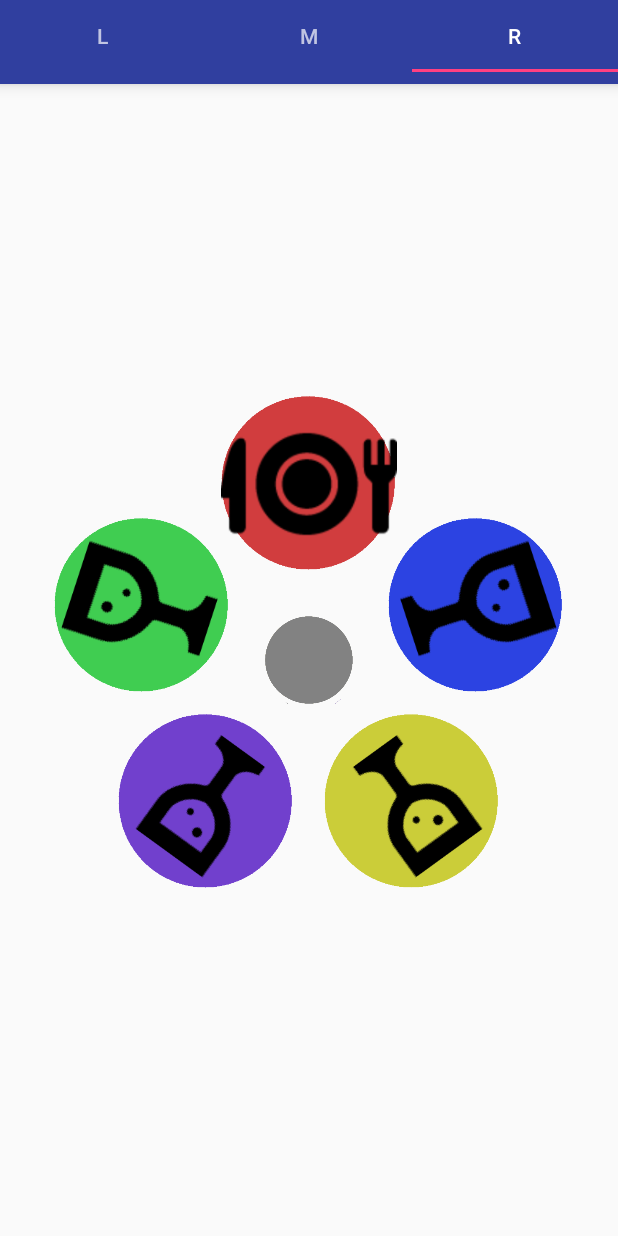
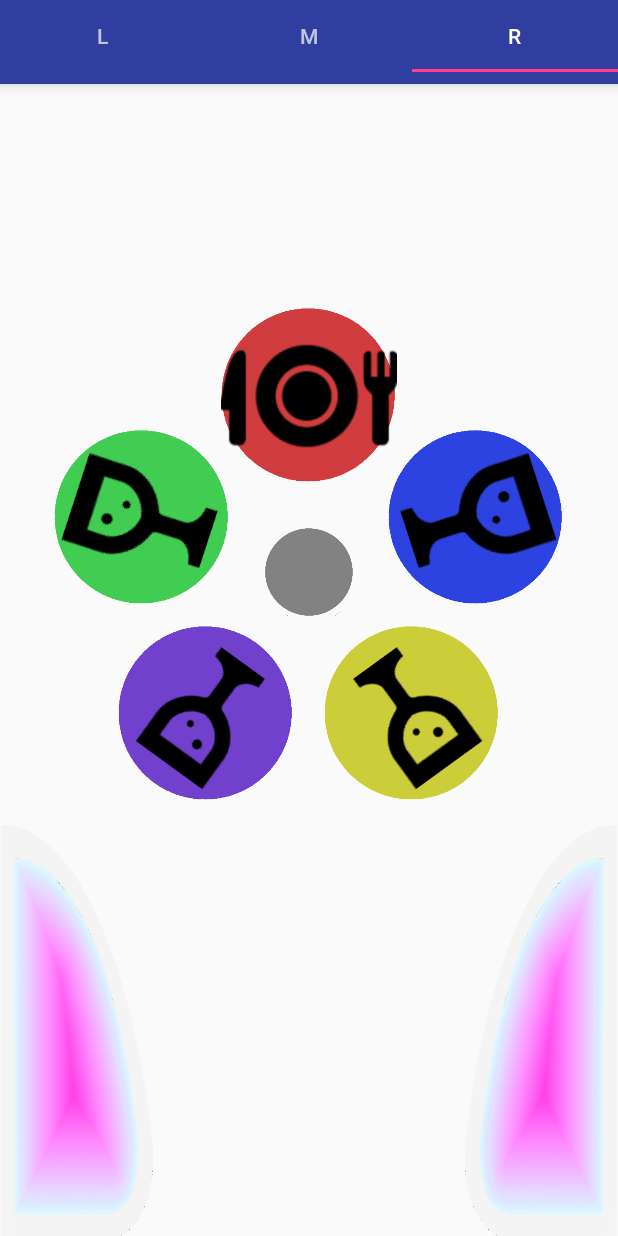
Before and after one commit to higamasa/MawaRoute, an Android app: the screen it shows after launch (MainActivity), tab 3 chosen, on a phone screen of 412 x 824 dp. Run offline under Robolectric (Android 15) with nearby library versions, the phone set to English and light mode, and no system bars; 9 statements that could not run were skipped.

Commit message:
画面下部のピンク色ボタン追加しました

```diff
--- a/AndroidKanazawa2015/app/src/main/java/com/example/owner_pc/androidkanazawa2015/MainActivity.java
+++ b/AndroidKanazawa2015/app/src/main/java/com/example/owner_pc/androidkanazawa2015/MainActivity.java
@@ -1,7 +1,9 @@
 package com.example.owner_pc.androidkanazawa2015;
 
 import android.content.Context;
+import android.content.DialogInterface;
 import android.content.pm.PackageManager;
+import android.graphics.Point;
 import android.location.Criteria;
 import android.location.Location;
 import android.location.LocationManager;
@@ -11,16 +13,24 @@ import android.support.v4.app.ActivityCompat;
 import android.support.v4.view.ViewPager;
 import android.support.v7.app.AppCompatActivity;
 import android.util.Log;
+import android.view.Display;
+import android.view.View;
+import android.view.ViewGroup;
+import android.widget.ImageButton;
 
 import com.example.owner_pc.androidkanazawa2015.gnavi.AsyncTaskCallbacks;
 import com.example.owner_pc.androidkanazawa2015.gnavi.GnaviCtrl;
 import com.example.owner_pc.androidkanazawa2015.gnavi.Position;
 import com.example.owner_pc.androidkanazawa2015.gnavi.ShopCtrl;
 
-public class MainActivity extends AppCompatActivity implements AsyncTaskCallbacks{
-    GnaviCtrl gnaviCtrl = new GnaviCtrl(this, this);
-    private double latitude = 36.594682;
+public class MainActivity extends AppCompatActivity implements AsyncTaskCallbacks, View.OnClickListener, ViewPager.OnPageChangeListener{
+
+    private GnaviCtrl gnaviCtrl = new GnaviCtrl(this, this);
+    private double latitude  = 36.594682;
     private double longitude = 136.625573;
+    private ImageButton rightButton = null;
+    private ImageButton leftButton  = null;
+
 
     @Override
     protected void onCreate(Bundle savedInstanceState) {
@@ -41,9 +51,13 @@ public class MainActivity extends AppCompatActivity implements AsyncTaskCallback
         //TabとSwipeの読み込み
         ViewPager viewPager = (ViewPager) findViewById(R.id.viewpager);
         viewPager.setAdapter(new MainFragmentPagerAdapter(getSupportFragmentManager()
-                , MainActivity.this, latitude, longitude , new ShopCtrl()));
+                , MainActivity.this, latitude, longitude, new ShopCtrl()));
+        viewPager.addOnPageChangeListener(this);
         TabLayout tabLayout = (TabLayout) findViewById(R.id.tab_layout);
         tabLayout.setupWithViewPager(viewPager);
+
+        //ボタンの表示
+        onDrawButton();
     }
 
     //ぐるナビ読み込み失敗
@@ -71,6 +85,92 @@ public class MainActivity extends AppCompatActivity implements AsyncTaskCallback
                 this.gnaviCtrl.progressDialog.dismiss();
             }
         }
+    }
+
+    //画面下部のピンク色のボタン表示
+    private void onDrawButton(){
+
+        //スマホ画面サイズ取得
+        Display display = getWindowManager().getDefaultDisplay();
+        Point size = new Point();
+        display.getSize(size);
+
+        //ボタンに画像をセット
+        rightButton = (ImageButton)findViewById(R.id.right_button);
+        leftButton = (ImageButton)findViewById(R.id.left_button);
+        rightButton.setImageResource(R.drawable.under_button_p_r);
+        leftButton.setImageResource(R.drawable.under_button_p);
+
+        //ボタンの位置、グラビティ...etc取得
+        ViewGroup.LayoutParams[] params = new ViewGroup.LayoutParams[2];
+        params[0] = rightButton.getLayoutParams();
+        params[1] = leftButton.getLayoutParams();
+
+        //ボタンサイズ変更
+        for(int i = 0; i < 2; ++i){
+            params[i].width  = size.x / 3;
+            params[i].height = size.y / 3;
+        }
+
+        //サイズ変更を反映
+        rightButton.setLayoutParams(params[0]);
+        leftButton.setLayoutParams(params[1]);
+
+        //クリック可能
+        rightButton.setOnClickListener(this);
+        leftButton.setOnClickListener(this);
+
+    }
+
+    //ボタンが押されたらポップアップ表示
+    @Override
+    public void onClick(View view){
+        switch (view.getId()){
+            case R.id.right_button:
+                Log.d("MainActivity", "pushed right");
+                //todo ポップアップ（距離、カテゴリ）
+                //todo listに条件絞り込みを渡す
+                break;
+            case R.id.left_button:
+                Log.d("MainActivity", "pushed left");
+                //todo ポップアップ（キーワード検索）
+                //todo listに条件絞り込みを渡す
+                break;
+        }
+    }
+
+    @Override
+    public void onPageScrolled(int position, float positionOffset, int positionOffsetPixels) {
+//        Log.d("MainActivity", "onPageScrolled() position="+position);
+    }
+
+    @Override
+    public void onPageSelected(int position) {
+        Log.d("MainActivity", "onPageSelected() position="+position);
+        if(rightButton != null && leftButton != null) {
+            if (position == 1) {
+                //マップ画面時透過(灰色重ねる)
+                rightButton.setEnabled(false);
+                leftButton.setEnabled(false);
+                rightButton.setAlpha(0.5f);
+                leftButton.setAlpha(0.5f);
+                rightButton.setColorFilter(0xaa808080);
+                leftButton.setColorFilter(0xaa808080);
+            } else {
+                //リスト、ルーレット画面では通常表示
+                rightButton.setEnabled(true);
+                leftButton.setEnabled(true);
+                rightButton.setAlpha(1.0f);
+                leftButton.setAlpha(1.0f);
+                rightButton.setColorFilter(BIND_NOT_FOREGROUND);
+                leftButton.setColorFilter(BIND_NOT_FOREGROUND);
+            }
+        }
+    }
+
+    @Override
+    public void onPageScrollStateChanged(int state) {
+//        Log.d("MainActivity", "onPageScrollStateChanged() state="+state);
     }
 
     //位置情報の取得
--- a/AndroidKanazawa2015/app/src/main/java/com/example/owner_pc/androidkanazawa2015/RoulettePage.java
+++ b/AndroidKanazawa2015/app/src/main/java/com/example/owner_pc/androidkanazawa2015/RoulettePage.java
@@ -81,8 +81,6 @@ public class RoulettePage extends Fragment implements Animation.AnimationListene
     public View onCreateView(LayoutInflater inflater, ViewGroup container,
                              Bundle savedInstanceState) {
         View view = inflater.inflate(R.layout.roulette_fragment, container, false);
-        //ViewGroupのフレームレイアウトをセット
-        frameLayout = (FrameLayout)view.findViewById(R.id.roulette_page);
 
         //スマホ画面の大きさから家紋のサイズを計算
         Display display = activity.getWindowManager().getDefaultDisplay();
@@ -90,6 +88,10 @@ public class RoulettePage extends Fragment implements Animation.AnimationListene
         display.getSize(size);
         //円一つを画面サイズ（横）の2/7の大きさにする
         cirSize = size.x*2/7;
+
+        //ViewGroupのフレームレイアウトをセット
+        frameLayout = (FrameLayout)view.findViewById(R.id.roulette_page);
+        frameLayout.setPadding(0, 0, 0, cirSize);
 
         //円のグラビティを中心に設定
         FrameLayout.LayoutParams[] params = new FrameLayout.LayoutParams[CIR_NUM + 1];
@@ -104,7 +106,7 @@ public class RoulettePage extends Fragment implements Animation.AnimationListene
         params[4].setMargins(0, 0, (int)(0.95*cirSize), (int)(0.31*cirSize));
         params[5] = new FrameLayout.LayoutParams(cirSize/2, cirSize/2, Gravity.CENTER);
 
-        //IDの箱
+        //画像ID（家紋、カテゴリ）
         int[] circleId = new int[CIR_NUM + 1];
         int[] categoryId = new int[CIR_NUM + 1];
         //ID名
--- a/AndroidKanazawa2015/app/src/main/res/layout/content_main.xml
+++ b/AndroidKanazawa2015/app/src/main/res/layout/content_main.xml
@@ -21,6 +21,23 @@
         android:id="@+id/viewpager"
         android:layout_width="match_parent"
         android:layout_height="fill_parent"
-        android:layout_below="@id/tab_layout"/>
+        android:layout_below="@+id/tab_layout"/>
 
+    <ImageButton
+        android:id="@+id/right_button"
+        android:layout_width="wrap_content"
+        android:layout_height="wrap_content"
+        android:layout_alignParentRight="true"
+        android:layout_alignParentBottom="true"
+        android:background="@null"
+        android:scaleType="fitXY" />
+
+    <ImageButton
+        android:id="@+id/left_button"
+        android:layout_width="wrap_content"
+        android:layout_height="wrap_content"
+        android:layout_alignParentLeft="true"
+        android:layout_alignParentBottom="true"
+        android:background="@null"
+        android:scaleType="fitXY" />
 </RelativeLayout>
```
